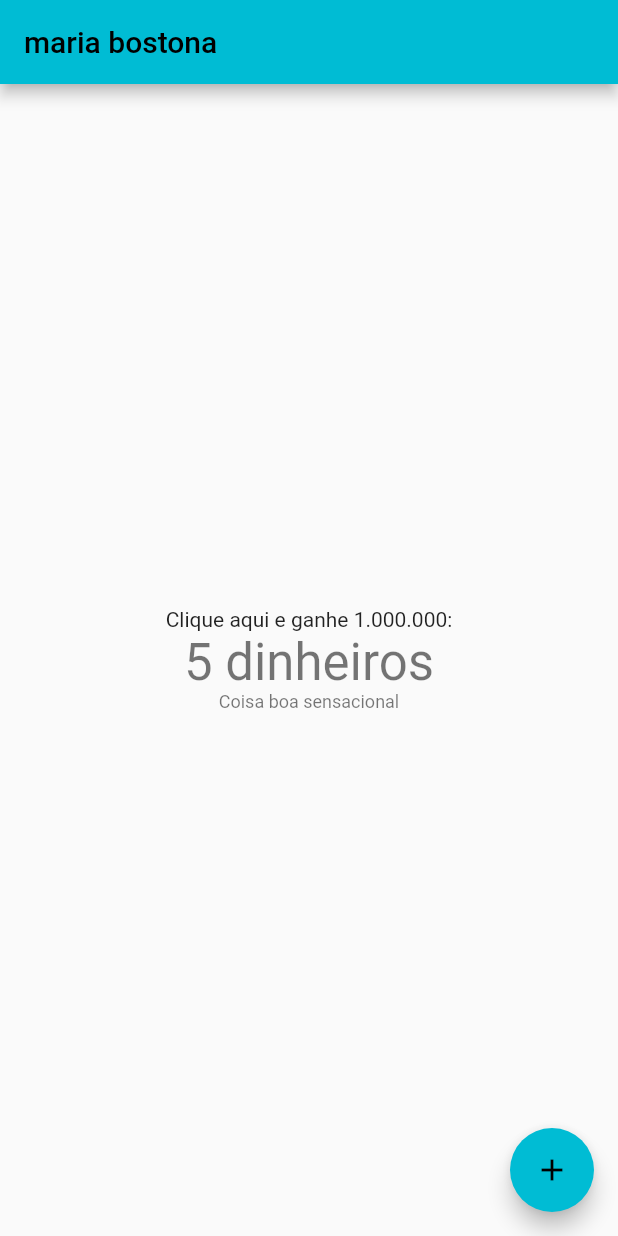
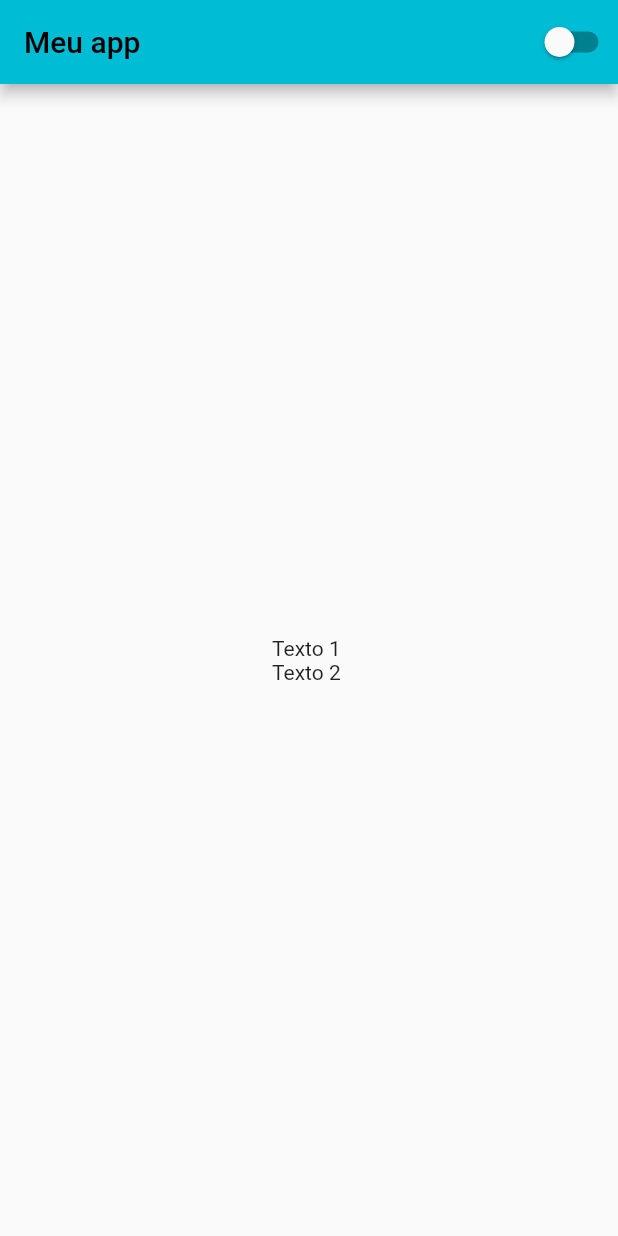
Before and after one commit to Zotesso/SARE, a Flutter app: the screen it shows after launch, on a phone screen of 412 x 824 dp. Run offline on Flutter 3.47's test engine with Material 2 defaults, Android fonts, the phone set to English and light mode, and no system bars.

Commit message:
Studying Phase - Learning about Widgets, States and componentization in flutter

```diff
--- /dev/null
+++ b/lib/appController.dart
@@ -0,0 +1,12 @@
+import 'package:flutter/material.dart';
+import 'package:sare/appController.dart';
+
+class AppController extends ChangeNotifier {
+  static AppController instance = AppController();
+
+  bool isDarkTheme = false;
+  changeTheme() {
+    isDarkTheme = !isDarkTheme;
+    notifyListeners();
+  }
+}
--- /dev/null
+++ b/lib/appWidget.dart
@@ -0,0 +1,21 @@
+import 'package:flutter/material.dart';
+import 'package:sare/appController.dart';
+import 'package:sare/homePage.dart';
+
+class AppWidget extends StatelessWidget {
+  @override
+  Widget build(BuildContext context) {
+    return AnimatedBuilder(
+        animation: AppController.instance,
+        builder: (context, child) {
+          return MaterialApp(
+            theme: ThemeData(
+              primarySwatch: Colors.cyan,
+              brightness: AppController.instance.isDarkTheme ? Brightness.dark : Brightness.light,
+            ),
+            home: HomePage(),
+          );
+        }
+    );
+  }
+}
--- /dev/null
+++ b/lib/homePage.dart
@@ -0,0 +1,43 @@
+import 'package:flutter/material.dart';
+import 'package:sare/appController.dart';
+
+class HomePage extends StatefulWidget {
+  @override
+  State<HomePage> createState() {
+    return HomePageState();
+  }
+}
+
+class HomePageState extends State<HomePage> {
+  int counter = 0;
+
+  @override
+  Widget build(BuildContext context) {
+    return Scaffold(
+      appBar: AppBar(title: Text('Meu app'), actions: [CustomSwitch()],),
+      body: Container(
+        width: double.infinity,
+        height: double.infinity ,
+        child: Column(
+          mainAxisAlignment: MainAxisAlignment.center,
+          crossAxisAlignment: CrossAxisAlignment.center,
+          children: [
+            Text('Texto 1 '),
+            Text('Texto 2 '),
+          ],
+        ),
+      ),
+    );
+  }
+}
+
+class CustomSwitch extends StatelessWidget {
+  const CustomSwitch({Key? key}) : super(key: key);
+
+  @override
+  Widget build(BuildContext context) {
+    return Switch(value: AppController.instance.isDarkTheme, onChanged: (value) {
+      AppController.instance.changeTheme();
+    },);
+  }
+}
--- a/lib/main.dart
+++ b/lib/main.dart
@@ -1,69 +1,6 @@
 import 'package:flutter/material.dart';
+import 'package:sare/appWidget.dart';
 
-void main() {
-  runApp(const MyApp());
+main() {
+  runApp(AppWidget());
 }
-
-class MyApp extends StatelessWidget {
-  const MyApp({Key? key}) : super(key: key);
-
-  // This widget is the root of your application.
-  @override
-  Widget build(BuildContext context) {
-    return MaterialApp(
-      title: 'Flutter Demo',
-      theme: ThemeData(
-        primarySwatch: Colors.cyan,
-      ),
-      home: const MyHomePage(title: 'maria bostona'),
-    );
-  }
-}
-
-class MyHomePage extends StatefulWidget {
-  const MyHomePage({Key? key, required this.title}) : super(key: key);
-
-  final String title;
-
-  @override
-  State<MyHomePage> createState() => _MyHomePageState();
-}
-
-class _MyHomePageState extends State<MyHomePage> {
-  int _counter = 5;
-
-  void _incrementCounter() {
-    setState(() {
-      _counter++;
-    });
-  }
-
-  @override
-  Widget build(BuildContext context) {
-    return Scaffold(
-      appBar: AppBar(
-        title: Text(widget.title),
-      ),
-      body: Center(
-        child: Column(
-          mainAxisAlignment: MainAxisAlignment.center,
-          children: <Widget>[
-            const Text(
-              'Clique aqui e ganhe 1.000.000:',
-            ),
-            Text(
-              '$_counter dinheiros',
-              style: Theme.of(context).textTheme.headline4,
-            ),
-            Text('Coisa boa sensacional', style: Theme.of(context).textTheme.caption,)
-          ],
-        ),
-      ),
-      floatingActionButton: FloatingActionButton(
-        onPressed: _incrementCounter,
-        tooltip: 'Increment',
-        child: const Icon(Icons.add),
-      ), // This trailing comma makes auto-formatting nicer for build methods.
-    );
-  }
-}
```
